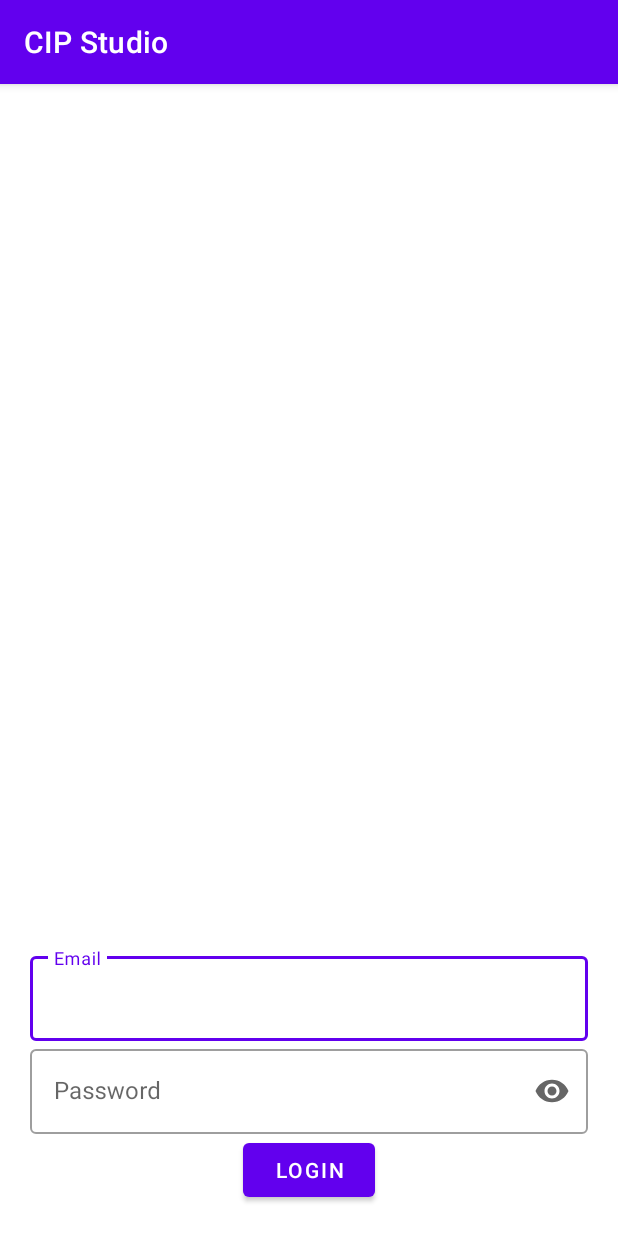
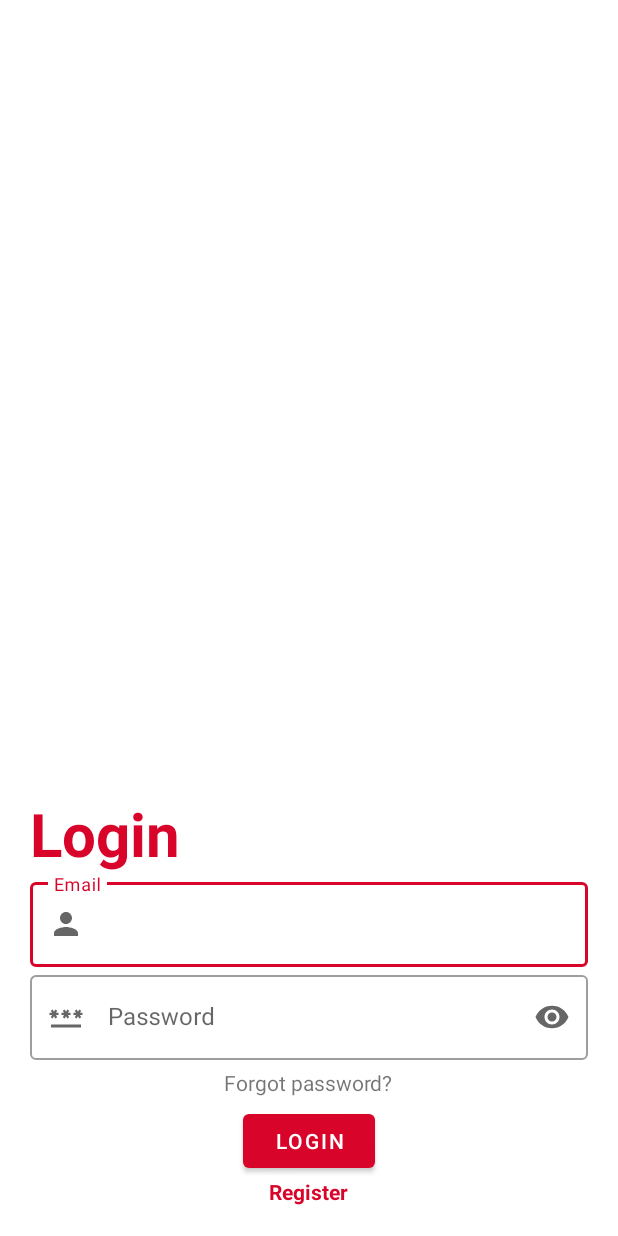
Before and after one commit to LeoRc01/GameBased, an Android app: the screen it shows after launch (LoginActivity), on a phone screen of 412 x 824 dp. Run offline under Robolectric (Android 15) with nearby library versions, the light colour scheme and no system bars; our stand-ins replace Firebase (no records; nobody signed in at launch, a user with empty details on screens opened directly).

Commit message:
Added things to login and register page

```diff
--- a/app/src/main/AndroidManifest.xml
+++ b/app/src/main/AndroidManifest.xml
@@ -1,7 +1,6 @@
 <?xml version="1.0" encoding="utf-8"?>
 <manifest xmlns:android="http://schemas.android.com/apk/res/android"
-    xmlns:tools="http://schemas.android.com/tools"
-    package="com.cip.cipstudio">
+    xmlns:tools="http://schemas.android.com/tools">
 
     <application
         android:allowBackup="true"
--- a/app/src/main/java/com/cip/cipstudio/view/LoginActivity.kt
+++ b/app/src/main/java/com/cip/cipstudio/view/LoginActivity.kt
@@ -2,35 +2,128 @@ package com.cip.cipstudio.view
 
 import androidx.appcompat.app.AppCompatActivity
 import android.os.Bundle
+import android.view.View
 import android.widget.Button
-import android.widget.EditText
-import android.widget.Toast
+import android.widget.TextView
+import androidx.lifecycle.Observer
+import androidx.lifecycle.ViewModelProvider
 import com.cip.cipstudio.R
 import com.cip.cipstudio.viewmodel.LoginViewModel
 import com.google.android.material.textfield.TextInputEditText
 import com.google.android.material.textfield.TextInputLayout
 
 class LoginActivity : AppCompatActivity() {
+
+    // ViewModel dell'Activity
+    private lateinit var loginViewModel: LoginViewModel
+    private lateinit var switchModeButton: TextView
+    private lateinit var loginBtn : Button
+    private lateinit var emailEt : TextInputEditText
+    private lateinit var pwdEt : TextInputEditText
+    private lateinit var emailLayout : TextInputLayout
+    private lateinit var pwdLayout : TextInputLayout
+    private lateinit var tvMode : TextView
+
     override fun onCreate(savedInstanceState: Bundle?) {
         super.onCreate(savedInstanceState)
         setContentView(R.layout.activity_login)
 
+        loginBtn  = findViewById<Button>(R.id.btnLogin)
+        emailEt = findViewById<TextInputEditText>(R.id.emailEt)
+        pwdEt  = findViewById<TextInputEditText>(R.id.pwdEt)
+        emailLayout = findViewById<TextInputLayout>(R.id.emailLayout)
+        pwdLayout  = findViewById<TextInputLayout>(R.id.pwdLayout)
+        tvMode = findViewById<TextView>(R.id.tvMode)
+
+        // Nascondo l'actionBar
+        supportActionBar!!.hide()
+
+        // Inizializzo il ViewModel
+        loginViewModel = ViewModelProvider(this)[LoginViewModel::class.java]
+
+        loginViewModel.isLoginModeLiveData.observe(this, Observer{
+            if (it)
+                setUIToLogin()
+            else
+                setUIToRegister()
+        })
+
+        // Inizializzo il bottone login
         initalizeLoginButton()
+
+        // Inizializzo il bottone per il cambio modalità
+        initSwitchModeButton()
 
     }
 
-    fun initalizeLoginButton(){
-        val loginViewModel : LoginViewModel = LoginViewModel()
-        val loginBtn = findViewById<Button>(R.id.btnLogin)
+    /**
+     *
+     * Imposta la UI per il Login dell'utente
+     *
+     * */
 
-        val emailEt = findViewById<TextInputEditText>(R.id.emailEt)
-        val pwdEt = findViewById<TextInputEditText>(R.id.pwdEt)
+    private fun setUIToLogin(){
+        switchModeButton.text = "Register"
+        tvMode.text = "Login"
+        findViewById<TextView>(R.id.tvForgotPwd).visibility = View.VISIBLE
+        initalizeLoginButton()
+    }
 
-        val emailLayout = findViewById<TextInputLayout>(R.id.tfEmail)
-        val pwdLayout = findViewById<TextInputLayout>(R.id.tfPassword)
+    /**
+     *
+     * Imposta la UI per la fase di registrazione dell'utente
+     *
+     * */
 
+    private fun setUIToRegister(){
+        switchModeButton.text = "Login"
+        tvMode.text = "Register"
+        findViewById<TextView>(R.id.tvForgotPwd).visibility = View.GONE
+        initalizeRegisterButton()
+    }
+
+    /**
+     *
+     * Inizializza il bottone per switchare le modalità
+     *
+     * */
+
+    private fun initSwitchModeButton(){
+        switchModeButton = findViewById<TextView>(R.id.tvSwitchMode)
+        switchModeButton.setOnClickListener {
+            loginViewModel.switchLoginMode()
+        }
+    }
+
+    /**
+     *
+     * Imposta il bottone su Login
+     *
+     * */
+
+    private fun initalizeLoginButton(){
+
+        loginBtn.text = "Login"
         loginBtn.setOnClickListener {
             loginViewModel.login(this, emailEt, pwdEt, emailLayout, pwdLayout)
         }
     }
+
+    /**
+     *
+     * Imposta il bottone su Register
+     *
+     * */
+
+    private fun initalizeRegisterButton(){
+        val loginBtn : Button = findViewById<Button>(R.id.btnLogin)
+        val emailEt : TextInputEditText= findViewById<TextInputEditText>(R.id.emailEt)
+        val pwdEt : TextInputEditText = findViewById<TextInputEditText>(R.id.pwdEt)
+        val emailLayout : TextInputLayout= findViewById<TextInputLayout>(R.id.emailLayout)
+        val pwdLayout : TextInputLayout = findViewById<TextInputLayout>(R.id.pwdLayout)
+        loginBtn.text = "Register"
+        loginBtn.setOnClickListener {
+            loginViewModel.register(this, emailEt, pwdEt, emailLayout, pwdLayout)
+        }
+    }
 }
--- /dev/null
+++ b/app/src/main/res/drawable/ic_password.xml
@@ -0,0 +1,5 @@
+<vector android:height="24dp" android:tint="#000000"
+    android:viewportHeight="24" android:viewportWidth="24"
+    android:width="24dp" xmlns:android="http://schemas.android.com/apk/res/android">
+    <path android:fillColor="@android:color/white" android:pathData="M2,17h20v2H2V17zM3.15,12.95L4,11.47l0.85,1.48l1.3,-0.75L5.3,10.72H7v-1.5H5.3l0.85,-1.47L4.85,7L4,8.47L3.15,7l-1.3,0.75L2.7,9.22H1v1.5h1.7L1.85,12.2L3.15,12.95zM9.85,12.2l1.3,0.75L12,11.47l0.85,1.48l1.3,-0.75l-0.85,-1.48H15v-1.5h-1.7l0.85,-1.47L12.85,7L12,8.47L11.15,7l-1.3,0.75l0.85,1.47H9v1.5h1.7L9.85,12.2zM23,9.22h-1.7l0.85,-1.47L20.85,7L20,8.47L19.15,7l-1.3,0.75l0.85,1.47H17v1.5h1.7l-0.85,1.48l1.3,0.75L20,11.47l0.85,1.48l1.3,-0.75l-0.85,-1.48H23V9.22z"/>
+</vector>
--- /dev/null
+++ b/app/src/main/res/drawable/ic_user.xml
@@ -0,0 +1,5 @@
+<vector android:height="24dp" android:tint="#000000"
+    android:viewportHeight="24" android:viewportWidth="24"
+    android:width="24dp" xmlns:android="http://schemas.android.com/apk/res/android">
+    <path android:fillColor="@android:color/white" android:pathData="M12,12c2.21,0 4,-1.79 4,-4s-1.79,-4 -4,-4 -4,1.79 -4,4 1.79,4 4,4zM12,14c-2.67,0 -8,1.34 -8,4v2h16v-2c0,-2.66 -5.33,-4 -8,-4z"/>
+</vector>
--- a/app/src/main/res/layout/activity_login.xml
+++ b/app/src/main/res/layout/activity_login.xml
@@ -7,9 +7,21 @@
     android:padding="20dp"
     xmlns:android="http://schemas.android.com/apk/res/android">
 
+    <TextView
+        android:id="@+id/tvMode"
+        android:layout_width="wrap_content"
+        android:layout_height="wrap_content"
+        android:text="Login"
+        android:textSize="40dp"
+        android:textStyle="bold"
+        android:textColor="@color/primary_color"
+
+        ></TextView>
+
     <com.google.android.material.textfield.TextInputLayout
-        android:id="@+id/tfEmail"
+        android:id="@+id/emailLayout"
         errorEnabled="true"
+        app:startIconDrawable="@drawable/ic_user"
         android:layout_width="match_parent"
         android:layout_height="wrap_content"
         style="@style/Widget.MaterialComponents.TextInputLayout.OutlinedBox"
@@ -25,8 +37,9 @@
     </com.google.android.material.textfield.TextInputLayout>
 
     <com.google.android.material.textfield.TextInputLayout
-        android:id="@+id/tfPassword"
+        android:id="@+id/pwdLayout"
         errorEnabled="true"
+        app:startIconDrawable="@drawable/ic_password"
         android:layout_width="match_parent"
         android:layout_height="wrap_content"
         style="@style/Widget.MaterialComponents.TextInputLayout.OutlinedBox"
@@ -42,6 +55,15 @@
 
     </com.google.android.material.textfield.TextInputLayout>
 
+    <TextView
+        android:id="@+id/tvForgotPwd"
+        android:layout_width="wrap_content"
+        android:layout_height="wrap_content"
+        android:layout_gravity="center"
+        android:text="Forgot password?"
+        android:layout_margin="5dp"
+        ></TextView>
+
     <Button
         android:layout_gravity="center"
         android:id="@+id/btnLogin"
@@ -50,5 +72,15 @@
         android:text="LOGIN"
         />
 
+    <TextView
+        android:id="@+id/tvSwitchMode"
+        android:layout_width="wrap_content"
+        android:layout_height="wrap_content"
+        android:layout_gravity="center"
+        android:text="Register"
+        android:textStyle="bold"
+        android:textColor="@color/primary_color"
+        ></TextView>
+
 
 </androidx.appcompat.widget.LinearLayoutCompat>
--- a/app/src/main/res/values-night/themes.xml
+++ b/app/src/main/res/values-night/themes.xml
@@ -2,8 +2,8 @@
     <!-- Base application theme. -->
     <style name="Theme.CIPStudio" parent="Theme.MaterialComponents.DayNight.DarkActionBar">
         <!-- Primary brand color. -->
-        <item name="colorPrimary">@color/purple_200</item>
-        <item name="colorPrimaryVariant">@color/purple_700</item>
+        <item name="colorPrimary">@color/seconday_color</item>
+        <item name="colorPrimaryVariant">@color/primary_color_dark</item>
         <item name="colorOnPrimary">@color/black</item>
         <!-- Secondary brand color. -->
         <item name="colorSecondary">@color/teal_200</item>
--- a/app/src/main/res/values/colors.xml
+++ b/app/src/main/res/values/colors.xml
@@ -1,10 +1,12 @@
 <?xml version="1.0" encoding="utf-8"?>
 <resources>
-    <color name="purple_200">#FFBB86FC</color>
-    <color name="purple_500">#FF6200EE</color>
-    <color name="purple_700">#FF3700B3</color>
+    <color name="seconday_color">#EF233C</color>
+    <color name="primary_color">#D90429</color>
+    <color name="primary_color_dark">#9A001B</color>
     <color name="teal_200">#FF03DAC5</color>
     <color name="teal_700">#FF018786</color>
     <color name="black">#FF000000</color>
     <color name="white">#FFFFFFFF</color>
+    <color name="dark_color">#28292E</color>
+    <color name="grey">#8D99AE</color>
 </resources>
--- a/app/src/main/res/values/themes.xml
+++ b/app/src/main/res/values/themes.xml
@@ -2,8 +2,8 @@
     <!-- Base application theme. -->
     <style name="Theme.CIPStudio" parent="Theme.MaterialComponents.DayNight.DarkActionBar">
         <!-- Primary brand color. -->
-        <item name="colorPrimary">@color/purple_500</item>
-        <item name="colorPrimaryVariant">@color/purple_700</item>
+        <item name="colorPrimary">@color/primary_color</item>
+        <item name="colorPrimaryVariant">@color/primary_color_dark</item>
         <item name="colorOnPrimary">@color/white</item>
         <!-- Secondary brand color. -->
         <item name="colorSecondary">@color/teal_200</item>
--- a/build.gradle
+++ b/build.gradle
@@ -8,8 +8,8 @@ buildscript {
 
 // Top-level build file where you can add configuration options common to all sub-projects/modules.
 plugins {
-    id 'com.android.application' version '7.2.2' apply false
-    id 'com.android.library' version '7.2.2' apply false
+    id 'com.android.application' version '7.3.0' apply false
+    id 'com.android.library' version '7.3.0' apply false
     id 'org.jetbrains.kotlin.android' version '1.7.10' apply false
 }
 
```
Also changed, not shown: app/build.gradle (+8 -1 lines), app/src/main/java/com/cip/cipstudio/viewmodel/LoginViewModel.kt (+74 -6 lines), gradle/wrapper/gradle-wrapper.properties.
